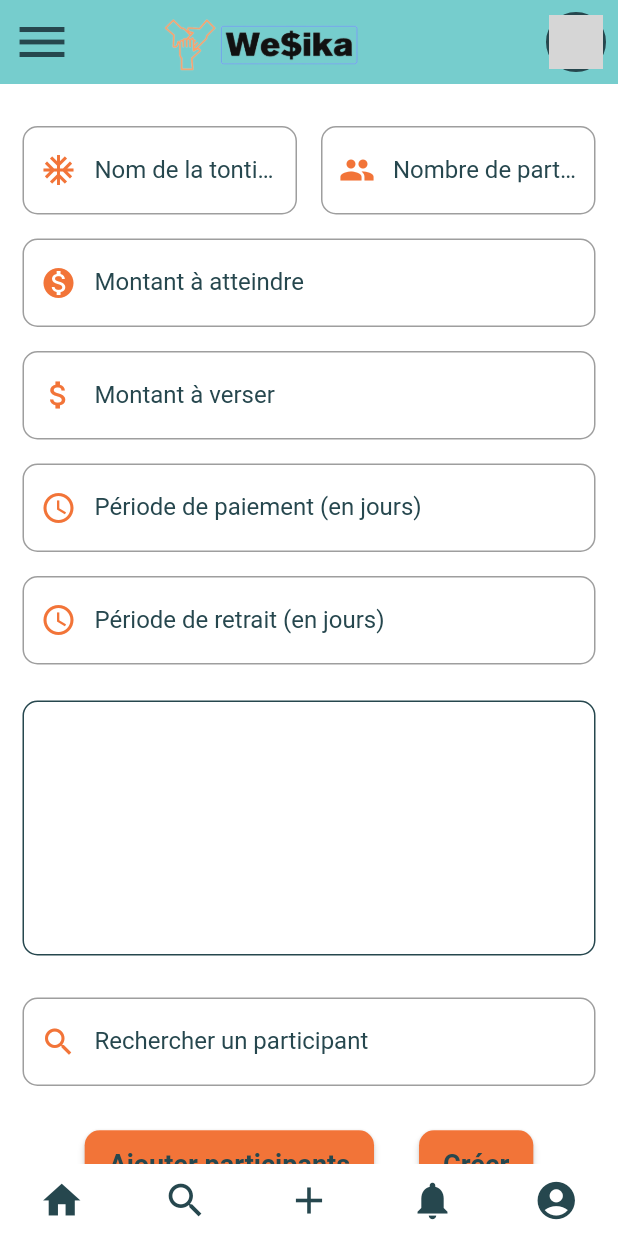
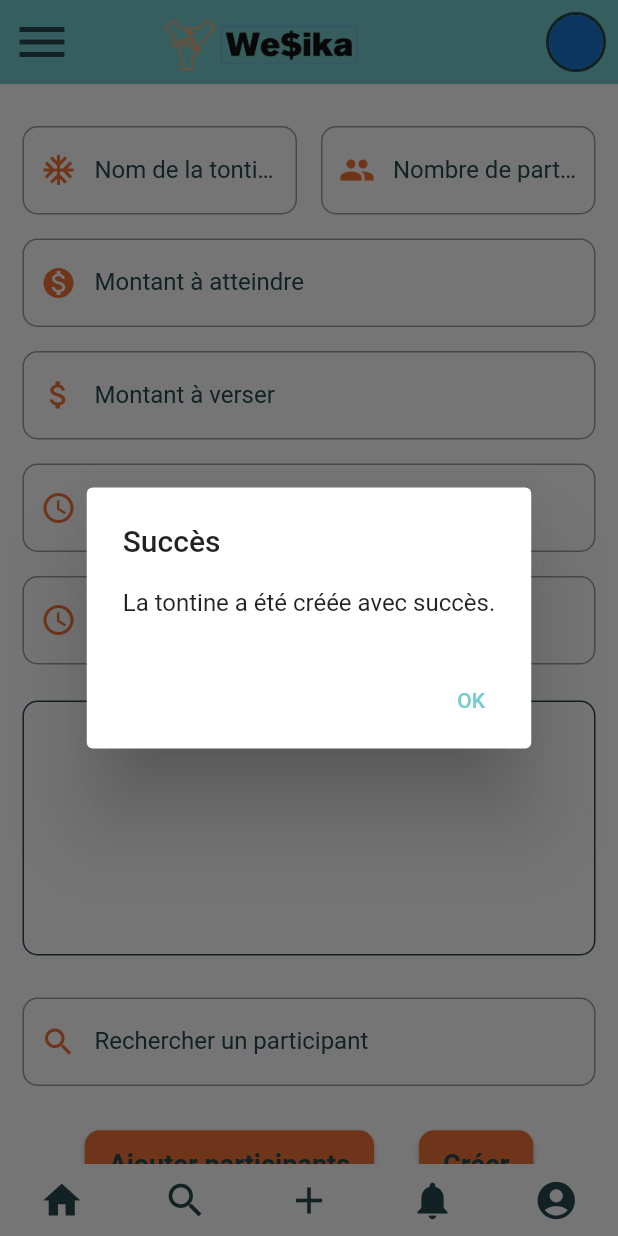
Before and after one commit to unamiatoii/wesika, a Flutter app: the MyHomePage screen opened directly, after a tap on the "add" icon, after a tap on "Créer", on a phone screen of 412 x 824 dp. Run offline on Flutter 3.47's test engine with Material 2 defaults, Android fonts, the phone set to English and light mode, and no system bars; our stand-ins replace cloud_firestore, firebase_auth, firebase_core, firebase_storage, google_sign_in, image_picker; missing offline and left inert: editable_image; accounts and stored records are empty; network calls fail; project files that could hold a hidden picture were left out; grey boxes are pictures that could not be loaded.

Commit message:
Ajout des pop up de signalement de creation et d'adhesion

```diff
--- a/lib/composants/AppBar.dart
+++ b/lib/composants/AppBar.dart
@@ -18,7 +18,6 @@ class MyAppBar extends StatelessWidget implements PreferredSizeWidget {
           (BuildContext context, AsyncSnapshot<DocumentSnapshot> snapshot) {
         if (snapshot.connectionState == ConnectionState.waiting) {
           return AppBar(
-            backgroundColor: Theme.of(context).colorScheme.onPrimary,
             leading: IconButton(
               iconSize: 40,
               icon: Icon(
@@ -56,7 +55,8 @@ class MyAppBar extends StatelessWidget implements PreferredSizeWidget {
                 // Action à effectuer lorsque l'utilisateur clique sur l'avatar.
               },
               iconSize: 40,
-              icon: Container(width: 150,
+              icon: Container(
+                width: 150,
                 decoration: BoxDecoration(
                   shape: BoxShape.circle,
                   border: Border.all(
--- a/lib/composants/BottomAppBar.dart
+++ b/lib/composants/BottomAppBar.dart
@@ -2,10 +2,18 @@ import 'package:flutter/material.dart';
 import 'package:wesika/composants/NextPage.dart';
 import 'package:wesika/main.dart';
 import 'package:wesika/pages/mainPage/HomePage.dart';
+import 'package:wesika/pages/mainPage/NouvelleTontinePage.dart';
+import 'package:wesika/pages/mainPage/RejoindreTontinePage.dart';
 
 class MyBottomAppBar extends StatelessWidget {
   @override
   Widget build(BuildContext context) {
+    final currentPage = ModalRoute.of(context)!.settings.name;
+    // Remplacez 'HomePage', 'RejoindreTontinePage', etc. par les noms de vos pages.
+    final isHomePage = currentPage == '/';
+    final isRejoindreTontinePage = currentPage == '/rejoindreTontine';
+    final isNouvelleTontinePage = currentPage == '/nouvelleTontine';
+
     return BottomAppBar(
       color: Colors.white,
       elevation: 0,
@@ -15,26 +23,37 @@ class MyBottomAppBar extends StatelessWidget {
         mainAxisSize: MainAxisSize.max,
         mainAxisAlignment: MainAxisAlignment.spaceAround,
         children: [
-          botttomAppBarIconButton(context, Icons.home),
-          botttomAppBarIconButton(context, Icons.search),
-          botttomAppBarIconButton(context, Icons.add),
-          botttomAppBarIconButton(context, Icons.notifications),
-          botttomAppBarIconButton(context, Icons.account_circle),
+          botttomAppBarIconButton(context, Icons.home, MyHomePage(),
+              isActive: isHomePage),
+          botttomAppBarIconButton(context, Icons.search, RejoindreTontinePage(),
+              isActive: isRejoindreTontinePage),
+          botttomAppBarIconButton(context, Icons.add, NouvelleTontineWidget(),
+              isActive: isNouvelleTontinePage),
+          botttomAppBarIconButton(context, Icons.notifications, MyHomePage()),
+          botttomAppBarIconButton(context, Icons.account_circle, MyHomePage()),
         ],
       ),
     );
   }
 }
 
-Widget botttomAppBarIconButton(BuildContext context, IconData icon) {
+Widget botttomAppBarIconButton(
+    BuildContext context, IconData icon, Widget nextpage,
+    {bool isActive = false}) {
+  final color = isActive
+      ? Theme.of(context).colorScheme.secondary
+      : Theme.of(context).colorScheme.onPrimary;
+
   return IconButton(
     icon: Icon(
       icon,
       size: 30,
-      color: Theme.of(context).colorScheme.onPrimary,
+      color: color,
     ),
     onPressed: () {
-      changePage(context, Home(nextPage: MyHomePage()));
+      if (!isActive) {
+        changePage(context, Home(nextPage: nextpage));
+      }
     },
   );
 }
--- a/lib/composants/TextWidget.dart
+++ b/lib/composants/TextWidget.dart
@@ -18,9 +18,6 @@ class _MyPageViewState extends State<MyPageView> {
   @override
   Widget build(BuildContext context) {
     return Scaffold(
-      appBar: AppBar(
-        title: const Text('PageView with Buttons'),
-      ),
       body: Column(
         children: [
           Expanded(
--- a/lib/pages/mainPage/NouvelleTontinePage.dart
+++ b/lib/pages/mainPage/NouvelleTontinePage.dart
@@ -343,12 +343,46 @@ class _NouvelleTontineWidgetState extends State<NouvelleTontineWidget> {
 
         // Créez la tontine en utilisant l'UID de l'utilisateur connecté
         await tontine.createTontine(creatorId);
+        _showConfirmationDialog(context, true);
       } else {
         print("Aucun utilisateur connecté.");
       }
     } catch (e) {
+      _showConfirmationDialog(context, false);
       print("Erreur lors de la création de la tontine : $e");
     }
+  }
+
+  void _showConfirmationDialog(BuildContext context, bool success) {
+    showDialog(
+      context: context,
+      builder: (BuildContext context) {
+        return AlertDialog(
+          title: Text(success ? 'Succès' : 'Erreur'),
+          content: Text(success
+              ? 'La tontine a été créée avec succès.'
+              : 'Une erreur s\'est produite lors de la création de la tontine.'),
+          actions: [
+            TextButton(
+              onPressed: () {
+                Navigator.of(context).pop();
+                if (success) {
+
+                  _nomController.clear();
+                  _periodeRetraitController.clear();
+                  _periodePaiementController.clear();
+                  _nbrparticipantsController.clear();
+                  _montantAAtteindreController.clear();
+                  _montantVerseController.clear();
+                  _selectedParticipants.clear();
+                }
+              },
+              child: Text('OK'),
+            ),
+          ],
+        );
+      },
+    );
   }
 
   // Fonction pour gérer la recherche
```
Also changed, not shown: lib/main.dart (+9 -2 lines), lib/pages/mainPage/RejoindreTontinePage.dart (+67 -37 lines).
